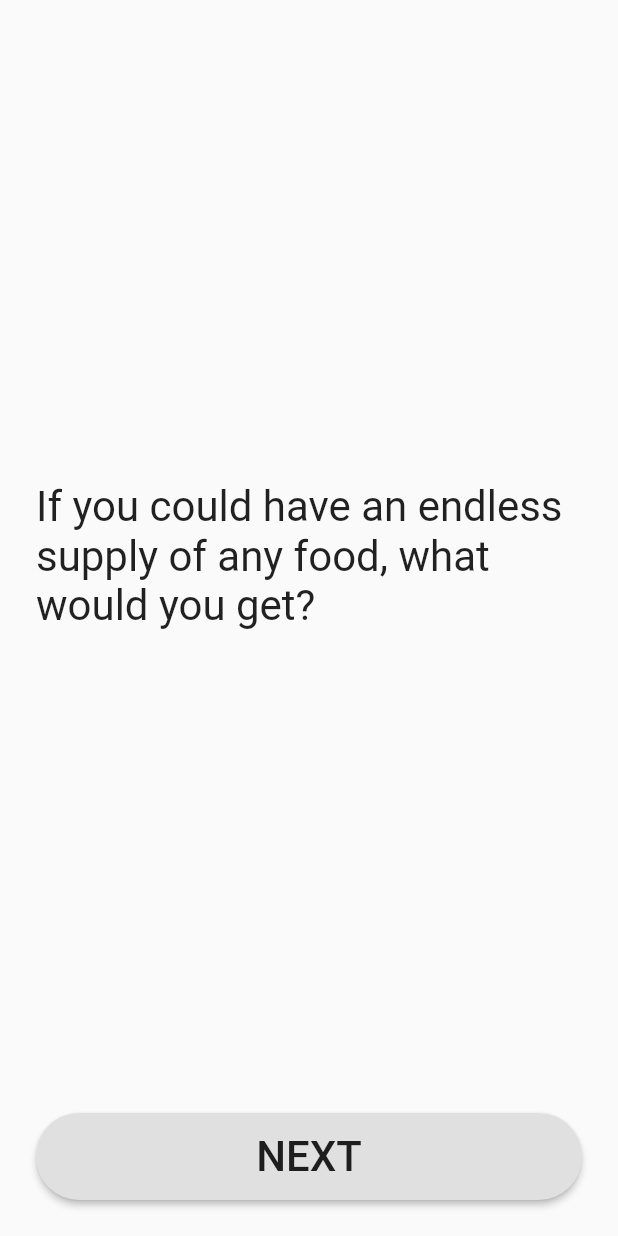
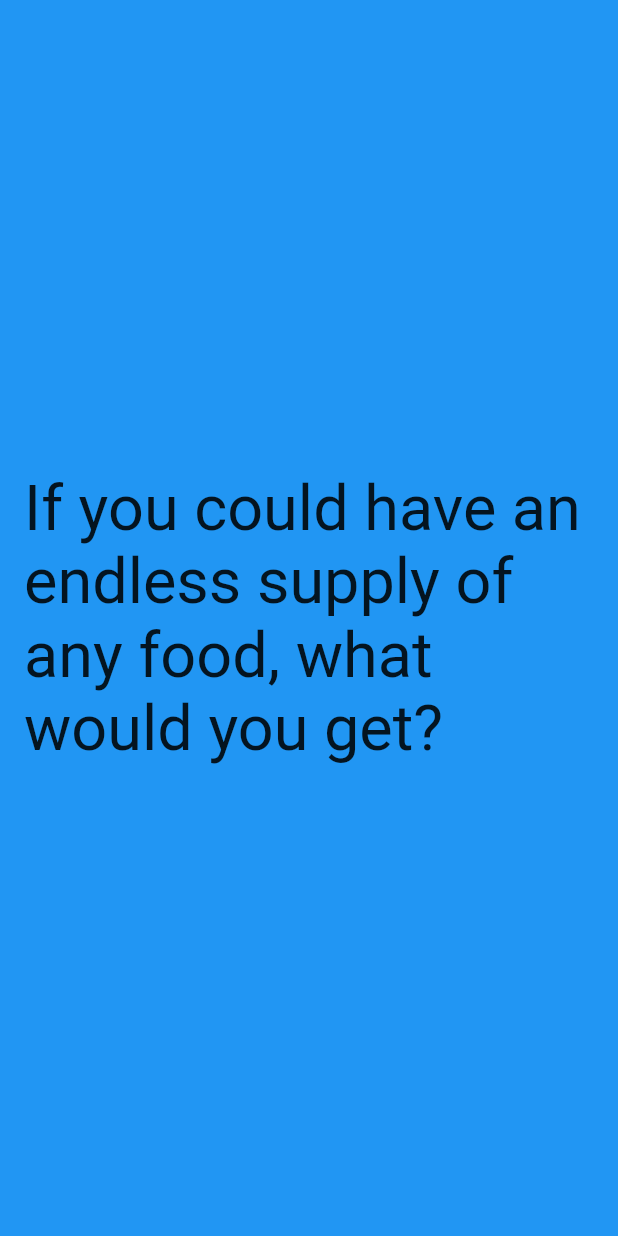
Before and after one commit to aroussie-zz/Icebreaker, a Flutter app: the screen it shows after launch, on a phone screen of 412 x 824 dp. Run offline on Flutter 3.47's test engine with Material 2 defaults, Android fonts, the phone set to English and light mode, and no system bars.

Commit message:
Refactored a lot, create QuestionPage, animation working

```diff
--- a/lib/main.dart
+++ b/lib/main.dart
@@ -3,11 +3,9 @@ import 'package:flutter/material.dart';
 void main() => runApp(MyApp());
 
 class MyApp extends StatelessWidget {
-  // This widget is the root of your application.
   @override
   Widget build(BuildContext context) {
     return MaterialApp(
-      title: 'Flutter Demo',
       theme: ThemeData(
         primarySwatch: Colors.blue,
       ),
@@ -23,7 +21,6 @@ class MyHomePage extends StatefulWidget {
 
 class _MyHomePageState extends State<MyHomePage>
     with SingleTickerProviderStateMixin {
-
   List<String> questions = [
     "If you could have an endless supply of any food, what would you get?",
     "Hi",
@@ -43,74 +40,39 @@ class _MyHomePageState extends State<MyHomePage>
       duration: Duration(milliseconds: 500),
     );
 
-    _curvedAnimation = CurvedAnimation(parent: _animationController,
-        curve: Curves.easeOut);
+    _curvedAnimation =
+        CurvedAnimation(parent: _animationController, curve: Curves.easeOut);
 
-    _offsetAnimation = Tween<Offset>(
-        begin: Offset(0, 0),
-        end: Offset(-400, 0)
-    ).animate(_curvedAnimation)..addListener(() {
-      setState(() {});
-    });
+    _offsetAnimation = Tween<Offset>(begin: Offset(0, 0), end: Offset(-400, 0))
+        .animate(_curvedAnimation);
 
   }
 
   @override
   Widget build(BuildContext context) {
     return Scaffold(
-        body: Stack(
-          fit: StackFit.expand,
+        backgroundColor: Colors.orange,
+        body: GestureDetector(
+            onTap: _startAnimation,
+            child: Stack(
                 overflow: Overflow.visible,
                 children: questions.map((question) {
                   // We only want to display one question at a time
                   //TODO: Might have to still display the second question but with opacity 0 ?
                   if (questions.indexOf(question) < 1) {
+                    return AnimatedBuilder(
+                        animation: _offsetAnimation,
+                        builder: (_, child) {
                           return Transform.translate(
                             offset: _getFlickTransformOffset(),
-                    child: buildQuestion(question)
+                            child: child,
                           );
+                        },
+                        child: QuestionPage(question));
                   } else {
                     return Container();
                   }
-            }).toList()));
-  }
-
-  Widget buildQuestion(String question) {
-    return Padding(
-      padding: const EdgeInsets.fromLTRB(24, 0, 24, 24),
-      child: Column(
-        mainAxisAlignment: MainAxisAlignment.spaceBetween,
-        mainAxisSize: MainAxisSize.max,
-        children: <Widget>[
-          Expanded(
-              child: Center(
-            child: Text(
-              question,
-              textScaleFactor: 2,
-            ),
-          )),
-          Container(
-            alignment: Alignment.bottomCenter,
-            child: RaisedButton(
-              onPressed: () { _startAnimation();},
-              child: SizedBox(
-                height: 58,
-                width: double.infinity,
-                child: Center(
-                  child: Text(
-                    "NEXT",
-                    textAlign: TextAlign.center,
-                    textScaleFactor: 2.0,
-                  ),
-                ),
-              ),
-              shape: RoundedRectangleBorder(
-                  borderRadius: BorderRadius.all(Radius.circular(29))),
-            ),
-          ),
-        ],
-      ),
-    );
+                }).toList())));
   }
 
   Offset _getFlickTransformOffset() {
@@ -119,8 +81,7 @@ class _MyHomePageState extends State<MyHomePage>
 
   void _startAnimation() {
     //Start the animation
-    _animationController.forward()
-        .whenComplete((){
+    _animationController.forward().whenComplete(() {
       setState(() {
         _animationController.reset();
         String question = questions.removeAt(0);
@@ -129,3 +90,21 @@ class _MyHomePageState extends State<MyHomePage>
     });
   }
 }
+
+class QuestionPage extends StatelessWidget {
+  QuestionPage(this.question);
+
+  final String question;
+
+  @override
+  Widget build(BuildContext context) {
+    return Scaffold(
+        backgroundColor: Colors.blue,
+        body: Padding(
+          padding: const EdgeInsets.symmetric(horizontal: 16),
+          child: Align(
+            child: Text(question, textScaleFactor: 3),
+          ),
+        ));
+  }
+}
```
Lines whose indentation alone changed are shown as unchanged.
